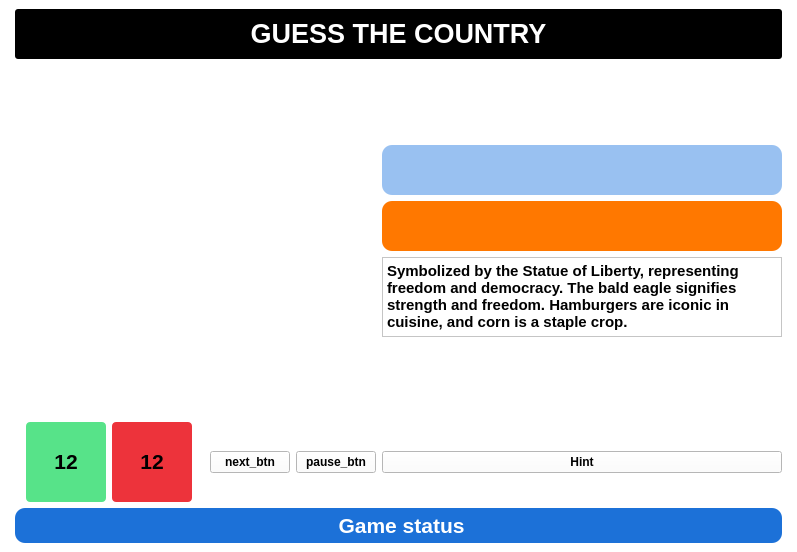
Above: GUI/gamewindow.ui from pamudu123/guess-the-country before the change. Below: the same form after it.
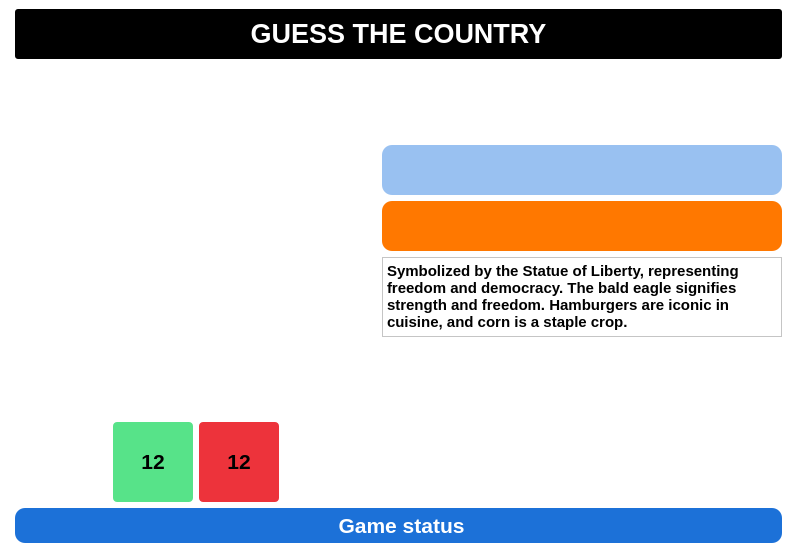
That is the form after the change.

Patch:
```diff
--- a/GUI/gamewindow.ui
+++ b/GUI/gamewindow.ui
@@ -33,13 +33,6 @@
     <property name="rightMargin">
      <number>15</number>
     </property>
-    <item row="7" column="1">
-     <widget class="QPushButton" name="hint_btn">
-      <property name="text">
-       <string>Hint</string>
-      </property>
-     </widget>
-    </item>
     <item row="1" column="1">
      <layout class="QVBoxLayout" name="verticalLayout_2">
       <item>
@@ -229,20 +222,6 @@
           </property>
          </spacer>
         </item>
-        <item>
-         <widget class="QPushButton" name="next_btn">
-          <property name="text">
-           <string>next_btn</string>
-          </property>
-         </widget>
-        </item>
-        <item>
-         <widget class="QPushButton" name="pause_btn">
-          <property name="text">
-           <string>pause_btn</string>
-          </property>
-         </widget>
-        </item>
        </layout>
       </item>
      </layout>
```
Left out of the diff: 4 changed lines with no effect on the pictures.
